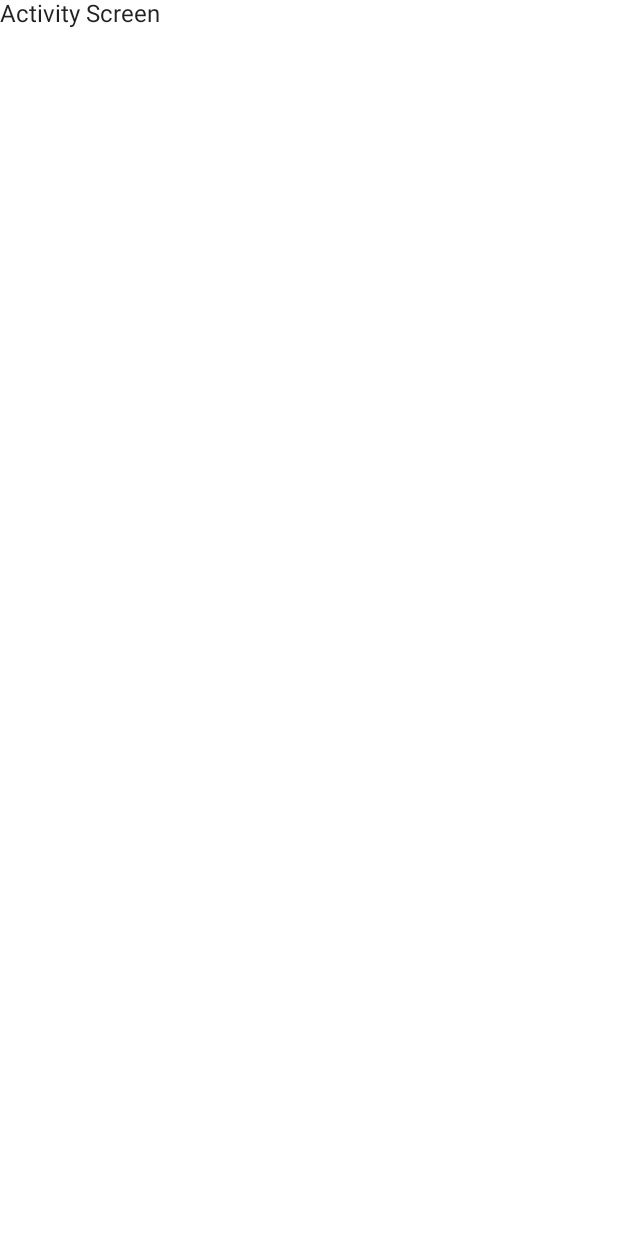
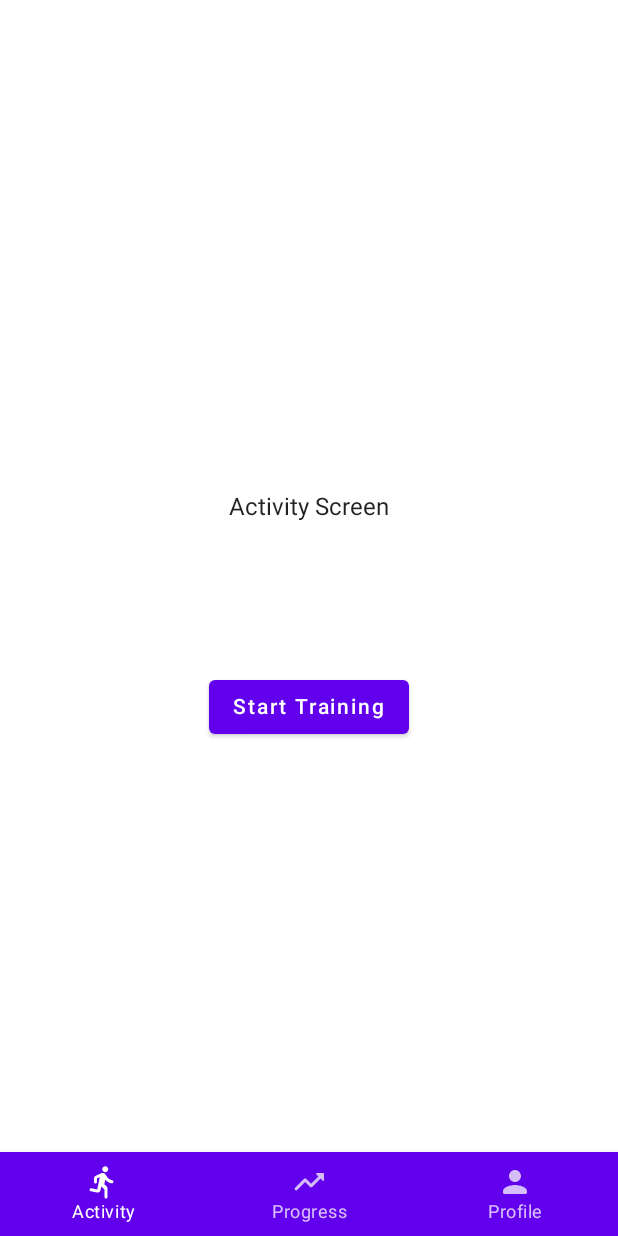
Before and after one commit to capkeik/laufen, an Android app built with Jetpack Compose: the screen it shows after launch (MainActivity), on a phone screen of 412 x 824 dp. Before the commit the screen is almost empty. Run offline under Robolectric (Android 15) with nearby library versions, the phone set to English and light mode, and no system bars.

Commit message:
Add screens && add bottom navigation

```diff
--- a/app/src/main/java/com/example/laufen/maps/nav/App.kt
+++ b/app/src/main/java/com/example/laufen/maps/nav/App.kt
@@ -2,25 +2,35 @@ package com.example.laufen.maps.nav
 
 import androidx.compose.material.Scaffold
 import androidx.compose.runtime.Composable
-import androidx.navigation.compose.NavHost
-import androidx.navigation.compose.composable
+import androidx.compose.runtime.getValue
+import androidx.compose.runtime.mutableStateOf
+import androidx.compose.runtime.saveable.rememberSaveable
+import androidx.compose.runtime.setValue
+import androidx.navigation.compose.currentBackStackEntryAsState
 import androidx.navigation.compose.rememberNavController
-import com.example.laufen.maps.presentation.ActivityScreen
+import com.example.laufen.maps.nav.nested.*
+import com.example.laufen.maps.presentation.composables.BottomNavBar
 import com.example.laufen.ui.theme.LaufenTheme
 
 @Composable
 fun App() {
-    LaufenTheme() {
-        Scaffold() {
-            val navController = rememberNavController()
-            NavHost(
-                navController,
-                Screen.Activity.route
-            ) {
-                composable(Screen.Activity.route) {
-                    ActivityScreen(navController)
-                }
-            }
+    LaufenTheme {
+        val navController = rememberNavController()
+
+        var showBottomBar by rememberSaveable { mutableStateOf(true) }
+        val navBackStackEntry by navController.currentBackStackEntryAsState()
+
+        showBottomBar = when (navBackStackEntry?.destination?.route) {
+            ActivityScreens.Training.route -> false
+            else -> true
+        }
+
+        Scaffold(
+            bottomBar = { if (showBottomBar) { BottomNavBar(navController) } }
+        ) {
+            MainNavHost(
+                navController = navController,
+                startDestination = ActivityScreens.Activity.route)
         }
     }
 }
--- /dev/null
+++ b/app/src/main/java/com/example/laufen/maps/nav/BottomNavItem.kt
@@ -0,0 +1,18 @@
+package com.example.laufen.maps.nav
+
+import com.example.laufen.R
+
+sealed class BottomNavItem(val title: String, var icon:Int, var route:String,) {
+    object Activity: BottomNavItem(
+        "Activity",
+        R.drawable.ic_activity,
+        "activity")
+    object Progress: BottomNavItem(
+        "Progress",
+        R.drawable.ic_progress,
+        "progress")
+    object Profile: BottomNavItem(
+        "Profile",
+        R.drawable.ic_profile,
+        "profile")
+}
--- /dev/null
+++ b/app/src/main/java/com/example/laufen/maps/nav/MainNavHost.kt
@@ -0,0 +1,37 @@
+package com.example.laufen.maps.nav
+
+import androidx.compose.runtime.Composable
+import androidx.navigation.NavHostController
+import androidx.navigation.compose.NavHost
+import androidx.navigation.compose.composable
+import com.example.laufen.maps.nav.nested.ActivityScreens
+import com.example.laufen.maps.nav.nested.ProfileScreens
+import com.example.laufen.maps.nav.nested.ProgressScreens
+import com.example.laufen.maps.presentation.ActivityScreen
+import com.example.laufen.maps.presentation.ProfileScreen
+import com.example.laufen.maps.presentation.ProgressScreen
+import com.example.laufen.maps.presentation.TrainingScreen
+
+@Composable
+fun MainNavHost(
+    navController: NavHostController,
+    startDestination: String
+) {
+    NavHost(
+        navController = navController,
+        startDestination = startDestination
+    ) {
+        composable(ActivityScreens.Activity.route) {
+            ActivityScreen(navController)
+        }
+        composable(ActivityScreens.Training.route) {
+            TrainingScreen(navController)
+        }
+        composable(ProgressScreens.Progress.route) {
+            ProgressScreen(navController)
+        }
+        composable(ProfileScreens.Profile.route) {
+            ProfileScreen(navController)
+        }
+    }
+}
--- a/app/src/main/java/com/example/laufen/maps/nav/Screen.kt
+++ /dev/null
@@ -1,5 +0,0 @@
-package com.example.laufen.maps.nav
-
-sealed class Screen(val route: String) {
-    object Activity: Screen("activity")
-}
--- /dev/null
+++ b/app/src/main/java/com/example/laufen/maps/nav/nested/ActivityScreens.kt
@@ -0,0 +1,6 @@
+package com.example.laufen.maps.nav.nested
+
+sealed class ActivityScreens(val route: String) {
+    object Activity: ActivityScreens("activity")
+    object Training: ActivityScreens("training")
+}
--- /dev/null
+++ b/app/src/main/java/com/example/laufen/maps/nav/nested/ProfileScreens.kt
@@ -0,0 +1,5 @@
+package com.example.laufen.maps.nav.nested
+
+sealed class ProfileScreens(val route: String) {
+    object Profile: ProfileScreens("profile")
+}
--- /dev/null
+++ b/app/src/main/java/com/example/laufen/maps/nav/nested/ProgressScreens.kt
@@ -0,0 +1,5 @@
+package com.example.laufen.maps.nav.nested
+
+sealed class ProgressScreens(val route: String) {
+    object Progress: ProgressScreens("progress")
+}
--- a/app/src/main/java/com/example/laufen/maps/presentation/ActivityScreen.kt
+++ b/app/src/main/java/com/example/laufen/maps/presentation/ActivityScreen.kt
@@ -1,10 +1,39 @@
 package com.example.laufen.maps.presentation
 
+import androidx.compose.foundation.layout.*
+import androidx.compose.material.Button
+import androidx.compose.material.MaterialTheme
 import androidx.compose.material.Text
 import androidx.compose.runtime.Composable
+import androidx.compose.ui.Alignment
+import androidx.compose.ui.Modifier
+import androidx.compose.ui.unit.dp
 import androidx.navigation.NavController
+import com.example.laufen.maps.nav.nested.ActivityScreens
 
 @Composable
-fun ActivityScreen(navController: NavController) {
-    Text("Activity Screen")
+fun ActivityScreen(
+    navController: NavController,
+    modifier: Modifier = Modifier
+) {
+    Column(
+        modifier = modifier
+            .fillMaxSize(),
+        horizontalAlignment = Alignment.CenterHorizontally,
+        verticalArrangement = Arrangement.Center
+    ) {
+        Text(
+            text = "Activity Screen",
+            style = MaterialTheme.typography.body1
+        )
+        Spacer(modifier = Modifier.padding(50.dp))
+        Button(
+            onClick = {
+                navController.navigate(ActivityScreens.Training.route)
+            },
+            modifier = Modifier.align(Alignment.CenterHorizontally)
+        ) {
+            Text(text = "Start Training")
+        }
+    }
 }
--- /dev/null
+++ b/app/src/main/java/com/example/laufen/maps/presentation/ProfileScreen.kt
@@ -0,0 +1,10 @@
+package com.example.laufen.maps.presentation
+
+import androidx.compose.material.Text
+import androidx.compose.runtime.Composable
+import androidx.navigation.NavController
+
+@Composable
+fun ProfileScreen(navController: NavController) {
+    Text("Profile Screen")
+}
--- /dev/null
+++ b/app/src/main/java/com/example/laufen/maps/presentation/ProgressScreen.kt
@@ -0,0 +1,10 @@
+package com.example.laufen.maps.presentation
+
+import androidx.compose.material.Text
+import androidx.compose.runtime.Composable
+import androidx.navigation.NavController
+
+@Composable
+fun ProgressScreen(navController: NavController) {
+    Text("Progress Screen")
+}
--- /dev/null
+++ b/app/src/main/java/com/example/laufen/maps/presentation/TrainingScreen.kt
@@ -0,0 +1,10 @@
+package com.example.laufen.maps.presentation
+
+import androidx.compose.material.Text
+import androidx.compose.runtime.Composable
+import androidx.navigation.NavController
+
+@Composable
+fun TrainingScreen(navController: NavController) {
+    Text("Training Screen")
+}
--- /dev/null
+++ b/app/src/main/java/com/example/laufen/maps/presentation/composables/BottomNavBar.kt
@@ -0,0 +1,54 @@
+package com.example.laufen.maps.presentation.composables
+
+import androidx.compose.material.BottomNavigation
+import androidx.compose.material.BottomNavigationItem
+import androidx.compose.material.Icon
+import androidx.compose.material.Text
+import androidx.compose.runtime.Composable
+import androidx.compose.runtime.getValue
+import androidx.compose.ui.res.painterResource
+import androidx.navigation.NavController
+import androidx.navigation.compose.currentBackStackEntryAsState
+import com.example.laufen.maps.nav.BottomNavItem
+import com.example.laufen.maps.nav.nested.ActivityScreens
+
+@Composable
+fun BottomNavBar(
+    navController: NavController
+) {
+    val items = listOf(
+        BottomNavItem.Activity,
+        BottomNavItem.Progress,
+        BottomNavItem.Profile
+    )
+
+    BottomNavigation {
+        val navBackStackEntry by navController.currentBackStackEntryAsState()
+        val currentRoute = navBackStackEntry?.destination?.route
+        items.forEach { item ->
+            BottomNavigationItem(
+                icon = {
+                    Icon(
+                        painter = painterResource(id = item.icon),
+                        contentDescription = item.title
+                    )
+                },
+                label = { Text(text = item.title) },
+                selected = currentRoute == item.route,
+                onClick = {
+                    navController.navigate(item.route) {
+                        navController.graph.startDestinationRoute?.let { route ->
+                            popUpTo(route) {
+                                saveState = true
+                            }
+                        }
+                        // Avoid multiple copies of the same destination when re-selecting the same item
+                        launchSingleTop = true
+                        // Restore state when re-selecting a previously selected item
+                        restoreState = true
+                    }
+                }
+            )
+        }
+    }
+}
--- /dev/null
+++ b/app/src/main/res/drawable/ic_activity.xml
@@ -0,0 +1,5 @@
+<vector android:height="24dp" android:tint="#000000"
+    android:viewportHeight="24" android:viewportWidth="24"
+    android:width="24dp" xmlns:android="http://schemas.android.com/apk/res/android">
+    <path android:fillColor="@android:color/white" android:pathData="M13.49,5.48c1.1,0 2,-0.9 2,-2s-0.9,-2 -2,-2 -2,0.9 -2,2 0.9,2 2,2zM10.32,17.48l0.57,-2.5 2.1,2v5c0,0.55 0.45,1 1,1s1,-0.45 1,-1v-5.64c0,-0.55 -0.22,-1.07 -0.62,-1.45l-1.48,-1.41 0.6,-3c1.07,1.24 2.62,2.13 4.36,2.41 0.6,0.09 1.14,-0.39 1.14,-1 0,-0.49 -0.36,-0.9 -0.85,-0.98 -1.52,-0.25 -2.78,-1.15 -3.45,-2.33l-1,-1.6c-0.4,-0.6 -1,-1 -1.7,-1 -0.3,0 -0.5,0.1 -0.8,0.1L7.21,7.76c-0.74,0.32 -1.22,1.04 -1.22,1.85v2.37c0,0.55 0.45,1 1,1s1,-0.45 1,-1v-2.4l1.8,-0.7 -1.6,8.1 -3.92,-0.8c-0.54,-0.11 -1.07,0.24 -1.18,0.78L3.09,17c-0.11,0.54 0.24,1.07 0.78,1.18l4.11,0.82c1.06,0.21 2.1,-0.46 2.34,-1.52z"/>
+</vector>
--- /dev/null
+++ b/app/src/main/res/drawable/ic_profile.xml
@@ -0,0 +1,5 @@
+<vector android:height="24dp" android:tint="#000000"
+    android:viewportHeight="24" android:viewportWidth="24"
+    android:width="24dp" xmlns:android="http://schemas.android.com/apk/res/android">
+    <path android:fillColor="@android:color/white" android:pathData="M12,12c2.21,0 4,-1.79 4,-4s-1.79,-4 -4,-4 -4,1.79 -4,4 1.79,4 4,4zM12,14c-2.67,0 -8,1.34 -8,4v1c0,0.55 0.45,1 1,1h14c0.55,0 1,-0.45 1,-1v-1c0,-2.66 -5.33,-4 -8,-4z"/>
+</vector>
--- /dev/null
+++ b/app/src/main/res/drawable/ic_progress.xml
@@ -0,0 +1,5 @@
+<vector android:height="24dp" android:tint="#000000"
+    android:viewportHeight="24" android:viewportWidth="24"
+    android:width="24dp" xmlns:android="http://schemas.android.com/apk/res/android">
+    <path android:fillColor="@android:color/white" android:pathData="M16.85,6.85l1.44,1.44 -4.88,4.88 -3.29,-3.29c-0.39,-0.39 -1.02,-0.39 -1.41,0l-6,6.01c-0.39,0.39 -0.39,1.02 0,1.41 0.39,0.39 1.02,0.39 1.41,0L9.41,12l3.29,3.29c0.39,0.39 1.02,0.39 1.41,0l5.59,-5.58 1.44,1.44c0.31,0.31 0.85,0.09 0.85,-0.35V6.5c0.01,-0.28 -0.21,-0.5 -0.49,-0.5h-4.29c-0.45,0 -0.67,0.54 -0.36,0.85z"/>
+</vector>
```
